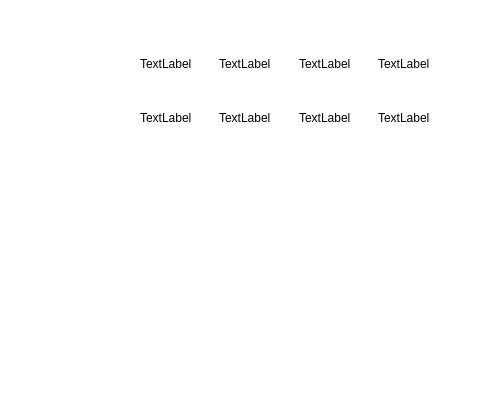
The window that BLHardwareScaner/BLHardwareScaner/Ui/TempManagement.ui (BurnellLiu/LiuProject) describes before a commit, drawn with Qt 5; both pictures show x 0 to 480 and y 0 to 397 of the 776 by 397 pixel window.
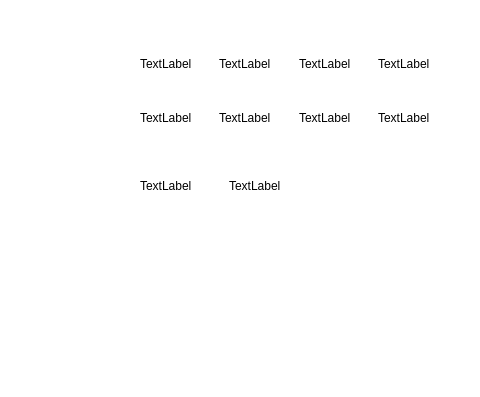
The same window after the commit.

The edit to the form file:
```diff
--- a/BLHardwareScaner/BLHardwareScaner/Ui/TempManagement.ui
+++ b/BLHardwareScaner/BLHardwareScaner/Ui/TempManagement.ui
@@ -84,6 +84,32 @@
     </item>
    </layout>
   </widget>
+  <widget class="QWidget" name="">
+   <property name="geometry">
+    <rect>
+     <x>140</x>
+     <y>160</y>
+     <width>171</width>
+     <height>51</height>
+    </rect>
+   </property>
+   <layout class="QGridLayout" name="gridLayout_2">
+    <item row="0" column="0">
+     <widget class="QLabel" name="label_1">
+      <property name="text">
+       <string>TextLabel</string>
+      </property>
+     </widget>
+    </item>
+    <item row="0" column="1">
+     <widget class="QLabel" name="label_2">
+      <property name="text">
+       <string>TextLabel</string>
+      </property>
+     </widget>
+    </item>
+   </layout>
+  </widget>
  </widget>
  <resources/>
  <connections/>
```
